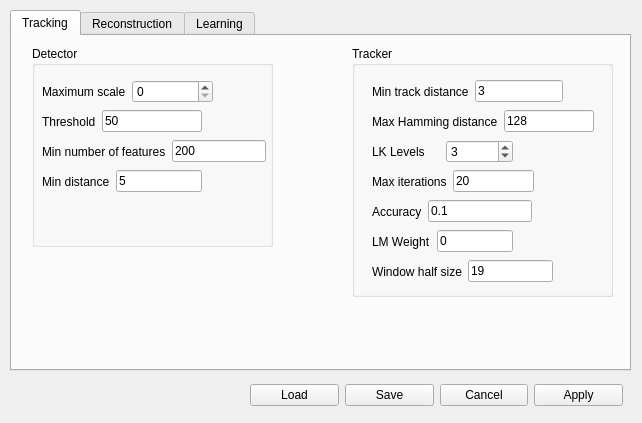
jonabalzer/r4r, file clam/preferences.ui: the form before one commit.
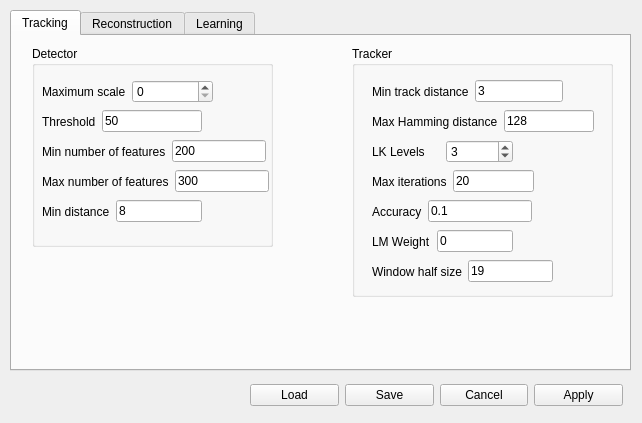
The form after the commit. The open tabs and pages were chosen to show the change.

```diff
--- a/clam/preferences.ui
+++ b/clam/preferences.ui
@@ -321,7 +321,7 @@
       <property name="geometry">
        <rect>
         <x>10</x>
-        <y>120</y>
+        <y>150</y>
         <width>160</width>
         <height>31</height>
        </rect>
@@ -337,7 +337,33 @@
        <item>
         <widget class="QLineEdit" name="minInitDistEdit">
          <property name="text">
-          <string>5</string>
+          <string>8</string>
+         </property>
+        </widget>
+       </item>
+      </layout>
+     </widget>
+     <widget class="QWidget" name="horizontalLayoutWidget_28">
+      <property name="geometry">
+       <rect>
+        <x>10</x>
+        <y>120</y>
+        <width>227</width>
+        <height>31</height>
+       </rect>
+      </property>
+      <layout class="QHBoxLayout" name="maxLayout">
+       <item>
+        <widget class="QLabel" name="maxFeatLabel">
+         <property name="text">
+          <string>Max number of features</string>
+         </property>
+        </widget>
+       </item>
+       <item>
+        <widget class="QLineEdit" name="maxFeatEdit">
+         <property name="text">
+          <string>300</string>
          </property>
         </widget>
        </item>
```
Left out of the diff: 4 changed lines with no effect on the pictures.
